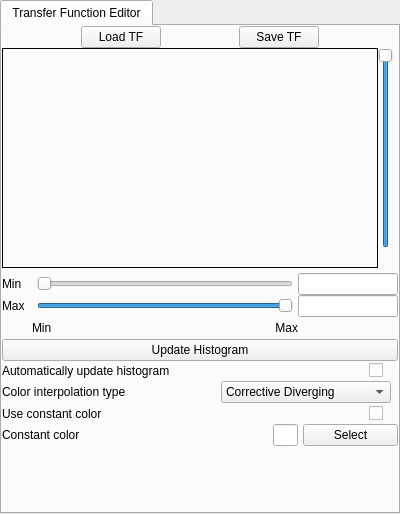
This is apps/vaporgui/TFWidgetGUI.ui in StasJ/vapor-formatted as Qt 5 draws it before an edit. The edited form follows.
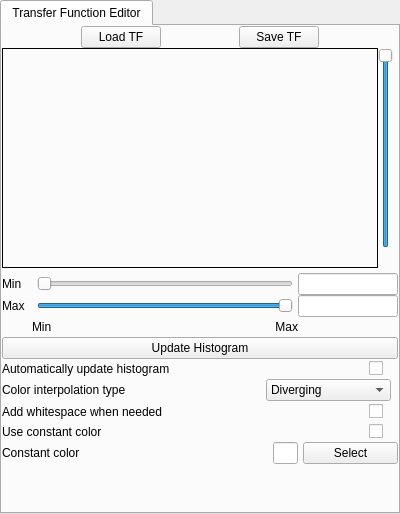
This is the edited form. Custom widgets are drawn as their Qt base class.

What changed in the file:
```diff
--- a/apps/vaporgui/TFWidgetGUI.ui
+++ b/apps/vaporgui/TFWidgetGUI.ui
@@ -575,15 +575,16 @@
            <widget class="QComboBox" name="colorInterpCombo">
             <property name="minimumSize">
              <size>
-              <width>170</width>
+              <width>125</width>
               <height>0</height>
              </size>
             </property>
-            <item>
-             <property name="text">
-              <string>Corrective Diverging</string>
-             </property>
-            </item>
+            <property name="maximumSize">
+             <size>
+              <width>125</width>
+              <height>16777215</height>
+             </size>
+            </property>
             <item>
              <property name="text">
               <string>Diverging</string>
@@ -604,6 +605,60 @@
          </layout>
         </widget>
        </item>
+       <item>
+        <widget class="QFrame" name="whitespaceFrame">
+         <property name="frameShape">
+          <enum>QFrame::NoFrame</enum>
+         </property>
+         <property name="frameShadow">
+          <enum>QFrame::Raised</enum>
+         </property>
+         <layout class="QHBoxLayout" name="horizontalLayout_2">
+          <property name="spacing">
+           <number>-1</number>
+          </property>
+          <property name="leftMargin">
+           <number>0</number>
+          </property>
+          <property name="topMargin">
+           <number>0</number>
+          </property>
+          <property name="rightMargin">
+           <number>15</number>
+          </property>
+          <property name="bottomMargin">
+           <number>0</number>
+          </property>
+          <item>
+           <widget class="QLabel" name="label">
+            <property name="text">
+             <string>Add whitespace when needed</string>
+            </property>
+           </widget>
+          </item>
+          <item>
+           <spacer name="horizontalSpacer">
+            <property name="orientation">
+             <enum>Qt::Horizontal</enum>
+            </property>
+            <property name="sizeHint" stdset="0">
+             <size>
+              <width>154</width>
+              <height>20</height>
+             </size>
+            </property>
+           </spacer>
+          </item>
+          <item>
+           <widget class="QCheckBox" name="whitespaceCheckbox">
+            <property name="text">
+             <string/>
+            </property>
+           </widget>
+          </item>
+         </layout>
+        </widget>
+       </item>
        <item>
         <widget class="QFrame" name="autoUpdateHistoFrame_2">
          <layout class="QHBoxLayout" name="horizontalLayout_22">
```
